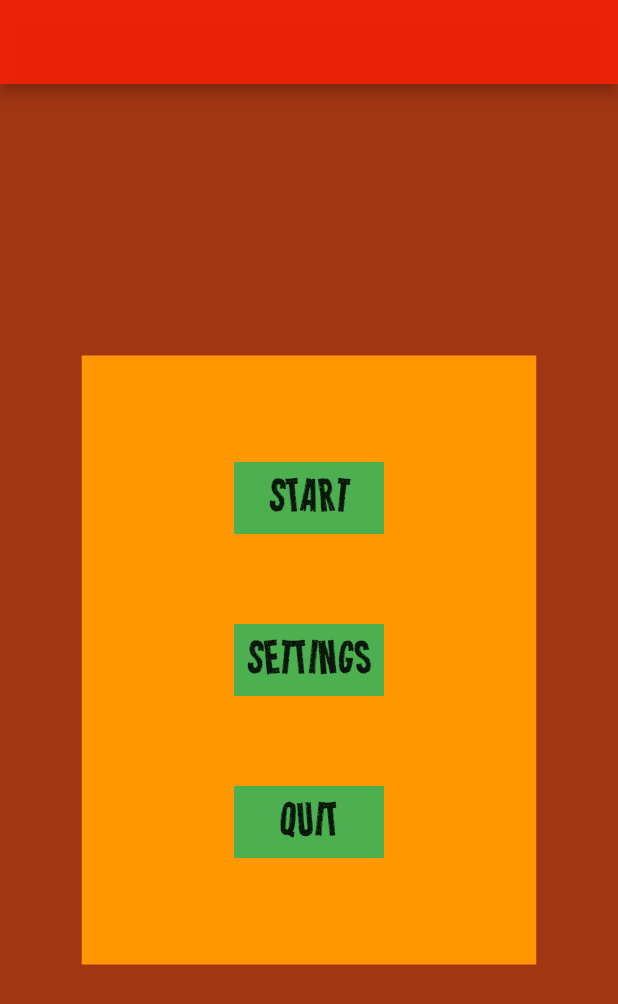
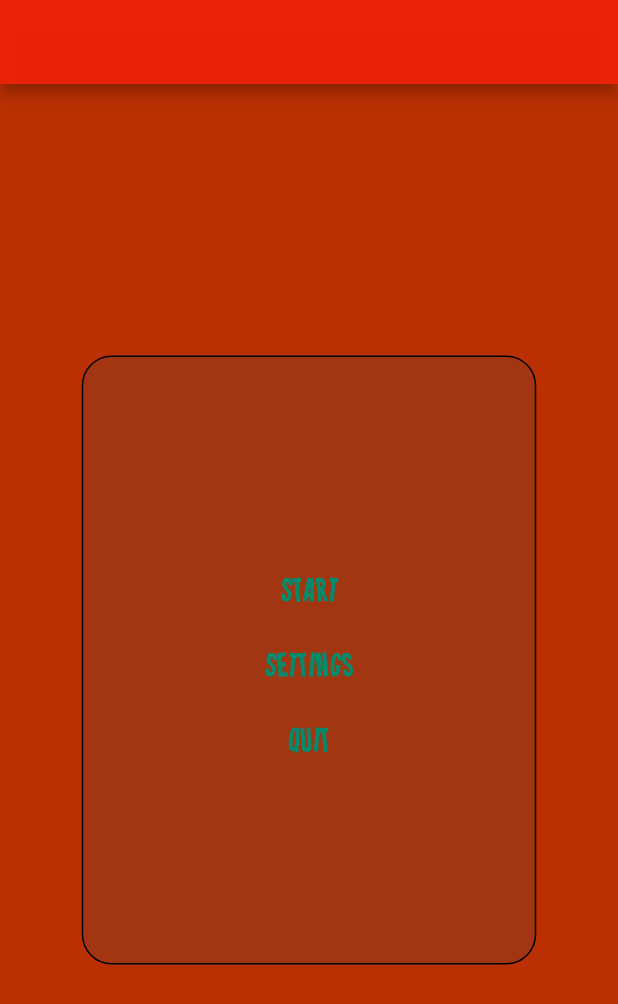
Before and after one commit to WiebeHero/FlutterPageUIUXB, a Flutter app: the screen it shows after launch, on a phone screen of 412 x 824 dp. Shown: the top 1004 px of the screen. Run offline on Flutter 3.47's test engine with Material 2 defaults, Android fonts, the phone set to English and light mode, and no system bars.

Commit message:
+ Added a lot of shit

```diff
--- a/lib/MainPage/rotated_string.dart
+++ b/lib/MainPage/rotated_string.dart
@@ -5,8 +5,11 @@ import 'package:flutter/material.dart';
 class RotatedString extends StatelessWidget{
 
   final String stringToRotate;
+  final double fontSize;
+  final MainAxisAlignment alignment;
+  final Color? color;
 
-  const RotatedString({super.key, required this.stringToRotate});
+  const RotatedString({super.key, required this.stringToRotate, required this.fontSize, required this.alignment, this.color});
 
   @override
   Widget build(BuildContext context) {
@@ -19,9 +22,10 @@ class RotatedString extends StatelessWidget{
         Transform.rotate(
           angle: temp % 2 == 0 ? math.pi / 32 : -math.pi / 32,
           child: Text(
-            style: const TextStyle(
+            style: TextStyle(
+              color: color ?? Colors.black,
               fontFamily: 'Heavyweight',
-              fontSize: 28,
+              fontSize: fontSize,
             ),
             char
           ),
@@ -30,16 +34,11 @@ class RotatedString extends StatelessWidget{
       temp++;
     }
 
-    return Container(
-      color: Colors.green,
-      padding: const EdgeInsets.fromLTRB(0, 10, 0, 10),
-      margin: const EdgeInsets.fromLTRB(0, 30, 0, 30),
-      child: Row(
-        mainAxisAlignment: MainAxisAlignment.center,
+    return  Row(
+        mainAxisAlignment: alignment,
         children: [
           for(var i in strings) i,
         ],
-      ),
     );
   }
 
--- a/lib/MainPage/start_menu.dart
+++ b/lib/MainPage/start_menu.dart
@@ -15,14 +15,18 @@ class StartMenu extends StatelessWidget{
         backgroundColor: const Color(0xff6ec1c01),
       ),
       body: Container(
-        color: const Color(0xffA33612),
+        color: const Color(0xffBA3002),
         alignment: Alignment.center,
         child: SizedBox(
           width: 200 + MediaQuery.of(context).size.width * 0.25,
           height:  200 + MediaQuery.of(context).size.height * 0.25,
           child: Container(
-            color: Colors.orange,
             alignment: Alignment.center,
+            decoration: BoxDecoration(
+              color: const Color(0xffA33612),
+              border: Border.all(color: Colors.black, width: 1, style: BorderStyle.solid),
+              borderRadius: const BorderRadius.all(Radius.circular(20)),
+            ),
             padding: const EdgeInsets.fromLTRB(20, 20, 20, 20),
             child: SizedBox(
               width: 100,
@@ -32,13 +36,25 @@ class StartMenu extends StatelessWidget{
                 children: [
                   GestureDetector(
                     onTap: () {
-                      Provider.of<StateManager>(context, listen: false).setCurrentState = "";
+                      Provider.of<StateManager>(context, listen: false).setCurrentState = "GamePage";
                       print("Test");
                     },
-                    child: const RotatedString(stringToRotate: "Start"),
+                    child: Container(
+                      padding: const EdgeInsets.fromLTRB(0, 10, 0, 10),
+                      margin: const EdgeInsets.fromLTRB(0, 10, 0, 0),
+                      child: const RotatedString(stringToRotate: "Start", fontSize: 20, alignment: MainAxisAlignment.center, color: Color(0xff008C6C)),
+                    ),
                   ),
-                  const RotatedString(stringToRotate: "Settings"),
-                  const RotatedString(stringToRotate: "Quit"),
+                  Container(
+                    padding: const EdgeInsets.fromLTRB(0, 10, 0, 10),
+                    margin: const EdgeInsets.fromLTRB(0, 10, 0, 0),
+                    child: const RotatedString(stringToRotate: "Settings", fontSize: 20, alignment: MainAxisAlignment.center, color: Color(0xff008C6C)),
+                  ),
+                  Container(
+                    padding: const EdgeInsets.fromLTRB(0, 10, 0, 10),
+                    margin: const EdgeInsets.fromLTRB(0, 10, 0, 0),
+                    child: const RotatedString(stringToRotate: "Quit", fontSize: 20, alignment: MainAxisAlignment.center, color: Color(0xff008C6C)),
+                  ),
                 ],
               ),
             )
@@ -47,6 +63,4 @@ class StartMenu extends StatelessWidget{
       ),
     );
   }
-
-
 }
--- a/lib/StateManager/state_manager.dart
+++ b/lib/StateManager/state_manager.dart
@@ -3,6 +3,7 @@ import 'dart:collection';
 import 'package:flutter/cupertino.dart';
 
 import '../MainPage/start_menu.dart';
+import '../GamePage/game_page.dart';
 
 class StateManager extends ChangeNotifier{
 
@@ -12,7 +13,7 @@ class StateManager extends ChangeNotifier{
   UnmodifiableMapView<String, Widget> get widgets => UnmodifiableMapView(_widgets);
 
   StateManager(){
-    _widgets.addAll({"StartMenu": const StartMenu()});
+    _widgets.addAll({"StartMenu": const StartMenu(), "GamePage": const GamePage()});
   }
 
   set setCurrentState(String newState) {
--- a/lib/main.dart
+++ b/lib/main.dart
@@ -3,6 +3,8 @@ import 'package:project/StateManager/state_manager_widget.dart';
 import 'package:provider/provider.dart';
 
 import 'StateManager/state_manager.dart';
+
+
 
 void main() {
   runApp(const MyApp());
```
Also changed, not shown: lib/ContentManager/content_manager.dart (added, +28 -0 lines), lib/GamePage/accessibility_drawer.dart (added, +48 -0 lines), lib/GamePage/game_page.dart (added, +74 -0 lines), lib/GamePage/inventory_button.dart (added, +75 -0 lines), lib/GamePage/queue_button.dart (added, +78 -0 lines), lib/GamePage/shop_button.dart (added, +39 -0 lines), lib/GamePage/slide_show.dart (added, +108 -0 lines).
